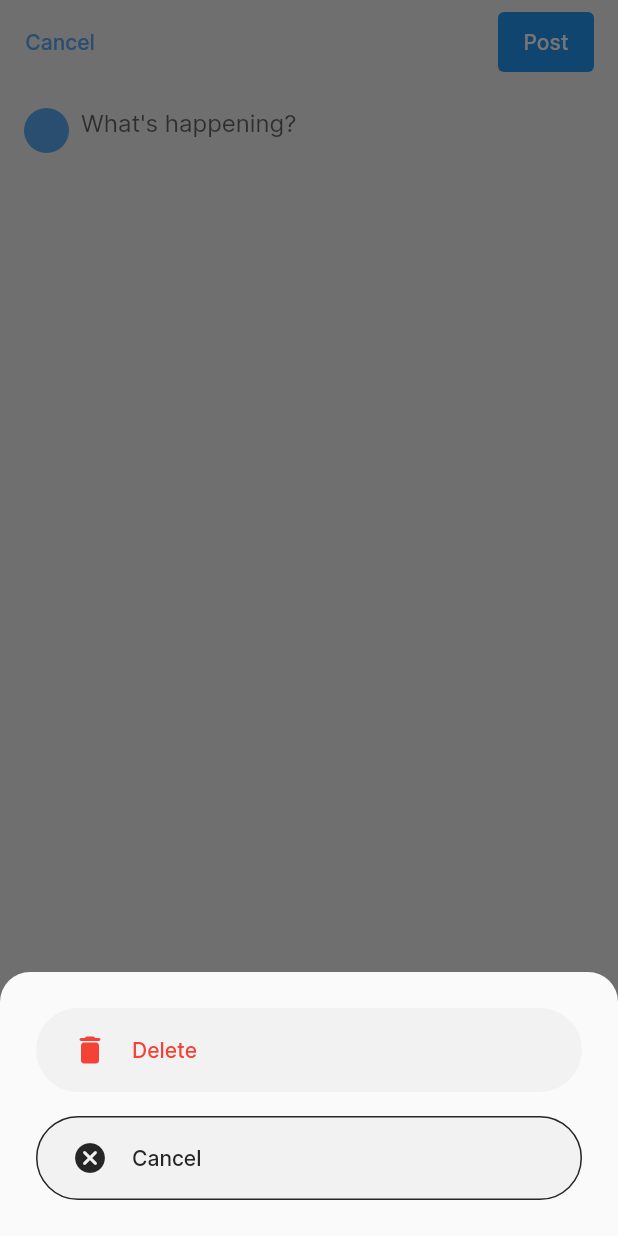
After one commit to cwnuramirah/murai, a Flutter app: the NewPostPage screen opened directly, after a tap on "Cancel", on a phone screen of 412 x 824 dp. The commit adds this screen. Run offline on Flutter 3.47's test engine with Material 2 defaults, Android fonts, the phone set to English and light mode, and no system bars; our stand-ins replace bloc, equatable, flutter_bloc.

Commit message:
restructure ui files

```diff
--- a/frontend/lib/navigation.dart
+++ b/frontend/lib/navigation.dart
@@ -1,7 +1,7 @@
 import 'package:flutter/material.dart';
-import 'package:frontend/message_page.dart';
-import 'package:frontend/people_page.dart';
-import 'package:frontend/stream_page.dart';
+import 'package:frontend/ui/pages/message_page.dart';
+import 'package:frontend/ui/pages/people_page.dart';
+import 'package:frontend/ui/pages/stream/stream_page.dart';
 import 'package:frontend/theme.dart';
 
 class Navigation extends StatefulWidget {
@@ -24,7 +24,7 @@ class _NavigationState extends State<Navigation>
       "icon": Icons.people,
     },
     {
-      "label": "Chat",
+      "label": "Message",
       "icon": Icons.chat_bubble_rounded,
     },
   ];
--- /dev/null
+++ b/frontend/lib/ui/pages/stream/new_post_page.dart
@@ -0,0 +1,182 @@
+import 'package:flutter/material.dart';
+import 'package:frontend/theme.dart';
+import 'package:frontend/ui/components/appbar_button_padding.dart';
+import 'package:frontend/ui/components/btn_no_splash.dart';
+
+class NewPostPage extends StatefulWidget {
+  const NewPostPage({super.key});
+
+  @override
+  State<NewPostPage> createState() => _NewPostPageState();
+}
+
+class _NewPostPageState extends State<NewPostPage> {
+  final _contentController = TextEditingController();
+
+  @override
+  Widget build(BuildContext context) {
+    return Scaffold(
+      backgroundColor: StyledColor.greyLight,
+      appBar: AppBar(
+        leadingWidth: StyledSize.grid * 10,
+        leading: AppbarButtonMargin(
+          child: NoSplashButton(
+              onPressed: () => cancelNewPostConfirmation(context),
+              child: const Text('Cancel'),
+            ),
+        ),
+        actions: [
+          AppbarButtonMargin(
+            child: TextButton(
+              onPressed: () {
+                // context.read<PostBloc>().add(AddPost(contentController.text));
+              },
+              style: TextButton.styleFrom(
+                  backgroundColor: Colors.blue,
+                  foregroundColor: Colors.white,
+                  padding: const EdgeInsets.symmetric(vertical: StyledSize.sm)),
+              child: const Text('Post'),
+            ),
+          )
+        ],
+        backgroundColor: StyledColor.greyLight,
+        foregroundColor: StyledColor.black,
+        elevation: 0,
+      ),
+      body: Padding(
+        padding: const EdgeInsets.all(StyledSize.md),
+        child: Column(
+          children: [
+            Expanded(
+              child: Row(
+                mainAxisAlignment: MainAxisAlignment.start,
+                crossAxisAlignment: CrossAxisAlignment.start,
+                children: [
+                  Container(
+                    width: 30,
+                    height: 30,
+                    decoration: BoxDecoration(
+                      color: StyledColor.blue,
+                      borderRadius: BorderRadius.circular(50),
+                    ),
+                  ),
+                  Spacing.horizontal.sm,
+                  Expanded(
+                    child: TextField(
+                      controller: _contentController,
+                      autofocus: true,
+                      maxLines: 10,
+                      decoration: const InputDecoration(
+                        contentPadding: EdgeInsets.zero,
+                        hintText: "What's happening?",
+                        border: InputBorder.none,
+                      ),
+                    ),
+                  ),
+                ],
+              ),
+            ),
+            Row(
+              children: [
+                TextButton(
+                  onPressed: () {},
+                  style: TextButton.styleFrom(
+                      backgroundColor: Colors.blue,
+                      foregroundColor: Colors.white,
+                      padding:
+                          const EdgeInsets.symmetric(vertical: StyledSize.sm)),
+                  child: const Text('Media'),
+                ),
+                TextButton(
+                  onPressed: () {},
+                  style: TextButton.styleFrom(
+                      backgroundColor: Colors.blue,
+                      foregroundColor: Colors.white,
+                      padding:
+                          const EdgeInsets.symmetric(vertical: StyledSize.sm)),
+                  child: const Text('Poll'),
+                ),
+                TextButton(
+                  onPressed: () {},
+                  style: TextButton.styleFrom(
+                      backgroundColor: Colors.blue,
+                      foregroundColor: Colors.white,
+                      padding:
+                          const EdgeInsets.symmetric(vertical: StyledSize.sm)),
+                  child: const Text('Files'),
+                ),
+              ],
+            ),
+          ],
+        ),
+      ),
+    );
+  }
+
+  Future<dynamic> cancelNewPostConfirmation(BuildContext context) {
+    return showModalBottomSheet(
+            context: context,
+            shape: const RoundedRectangleBorder(
+              borderRadius: BorderRadius.vertical(
+                top: Radius.circular(20.0),
+              ),
+            ),
+            builder: (BuildContext context) {
+              return Padding(
+                padding: const EdgeInsets.all(StyledSize.lg),
+                child: Column(
+                  mainAxisSize: MainAxisSize.min,
+                  children: [
+                    TextButton(
+                      onPressed: () => Navigator.of(context)
+                        ..pop()
+                        ..pop(),
+                      style: TextButton.styleFrom(
+                        foregroundColor: Colors.red,
+                        backgroundColor: StyledColor.greyLight,
+                        shape: RoundedRectangleBorder(
+                            borderRadius: BorderRadius.circular(50)),
+                        padding: const EdgeInsets.symmetric(
+                          vertical: StyledSize.md,
+                          horizontal: StyledSize.lg,
+                        ),
+                      ),
+                      child: Row(
+                        crossAxisAlignment: CrossAxisAlignment.center,
+                        children: [
+                          const Icon(Icons.delete_rounded),
+                          Spacing.horizontal.md,
+                          const Text('Delete'),
+                        ],
+                      ),
+                    ),
+                    Spacing.vertical.md,
+                    TextButton(
+                      onPressed: () => Navigator.pop(context),
+                      style: TextButton.styleFrom(
+                        backgroundColor: StyledColor.greyLight,
+                        foregroundColor: StyledColor.black,
+                        side: const BorderSide(color: StyledColor.black),
+                        shape: RoundedRectangleBorder(
+                            borderRadius: BorderRadius.circular(50)),
+                        padding: const EdgeInsets.symmetric(
+                          vertical: StyledSize.md,
+                          horizontal: StyledSize.lg,
+                        ),
+                      ),
+                      child: Row(
+                        crossAxisAlignment: CrossAxisAlignment.center,
+                        children: [
+                          const Icon(Icons.cancel_rounded),
+                          Spacing.horizontal.md,
+                          const Text('Cancel'),
+                        ],
+                      ),
+                    ),
+                  ],
+                ),
+              );
+            },
+          );
+  }
+}
--- a/frontend/lib/stream_page.dart
+++ b/frontend/lib/ui/pages/stream/stream_page.dart
@@ -1,7 +1,8 @@
 import 'package:flutter/material.dart';
 import 'package:flutter_bloc/flutter_bloc.dart';
+import 'package:frontend/ui/pages/stream/new_post_page.dart';
 import 'package:frontend/bloc/post_bloc.dart';
-import 'package:frontend/post_card.dart';
+import 'package:frontend/ui/pages/stream/post_card.dart';
 import 'package:frontend/theme.dart';
 
 class StreamPage extends StatefulWidget {
@@ -32,6 +33,19 @@ class _StreamPageState extends State<StreamPage> {
         elevation: 0,
       ),
       body: const PostList(),
+      floatingActionButton: Container(
+        margin: const EdgeInsets.only(bottom: kBottomNavigationBarHeight),
+        child: FloatingActionButton(
+          onPressed: () => Navigator.push(
+            context,
+            MaterialPageRoute(
+              builder: (context) => const NewPostPage(),
+            ),
+          ),
+          backgroundColor: StyledColor.blue,
+          child: const Icon(Icons.add_rounded),
+        ),
+      ),
     );
   }
 }
```
Also changed, not shown: frontend/lib/ui/pages/message_page.dart (renamed from frontend/lib/message_page.dart), frontend/lib/ui/pages/people_page.dart (renamed from frontend/lib/people_page.dart), frontend/lib/ui/pages/stream/post_card.dart (renamed from frontend/lib/post_card.dart).
